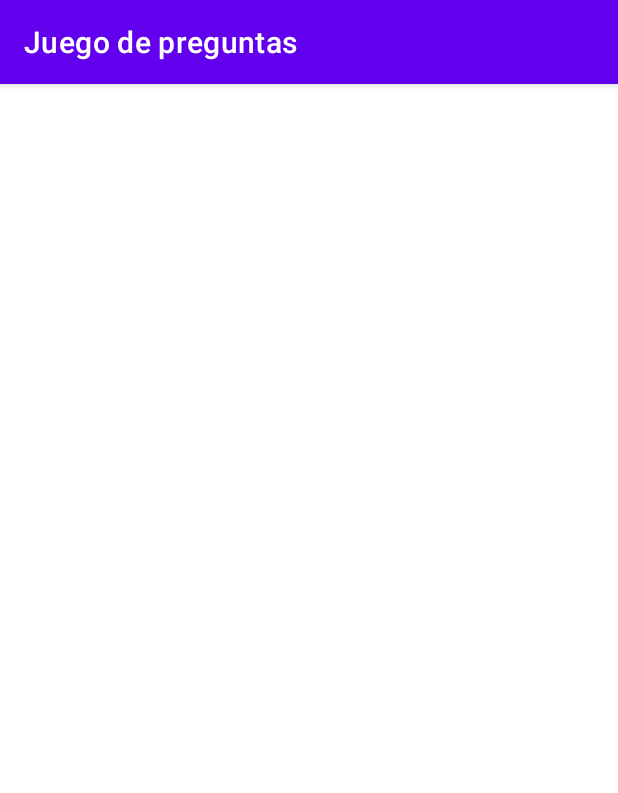
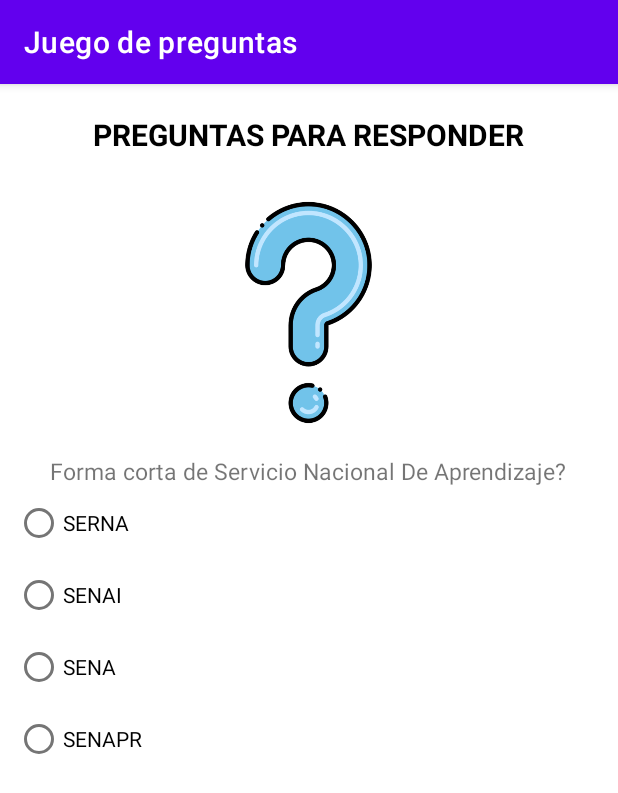
Before and after one commit to felipe3-A/JuegodePreguntas, an Android app: the MainActivity5 screen opened directly, with no data from a screen before it, on a phone screen of 412 x 824 dp. Shown: the top 793 px of the screen. Run offline under Robolectric (Android 15) with nearby library versions, the phone set to English and light mode, and no system bars.

Commit message:
LISTO PERO SIN SONIDO

```diff
--- a/app/src/main/AndroidManifest.xml
+++ b/app/src/main/AndroidManifest.xml
@@ -11,6 +11,9 @@
         android:supportsRtl="true"
         android:theme="@style/Theme.JuegoDePreguntas"
         tools:targetApi="31">
+        <activity
+            android:name=".MainActivity6"
+            android:exported="false" />
         <activity
             android:name=".MainActivity5"
             android:exported="false" />
--- a/app/src/main/java/com/felipe/juegodepreguntas/MainActivity.java
+++ b/app/src/main/java/com/felipe/juegodepreguntas/MainActivity.java
@@ -42,14 +42,16 @@
                     //El toates un tipo de alert para movil en este caso avisa si la casilla marcada es coorecta o no
                     case R.id.res1:
                         Toast.makeText(MainActivity.this, "Incorrecto", Toast.LENGTH_SHORT).show();
+                        break;
                     case R.id.res2:
                         Toast.makeText(MainActivity.this, "¡Correcto!", Toast.LENGTH_SHORT).show();
                         //Si seleciona esta respuesta lo dirige la siguiente Vista
                         Intent intent = new Intent(MainActivity.this,MainActivity2.class);
                         startActivity(intent);
-
+break;
                     case R.id.res3:
                         Toast.makeText(MainActivity.this, "Incorrecto", Toast.LENGTH_SHORT).show();
+                        break;
                     case R.id.res4:
                         Toast.makeText(MainActivity.this, "Incorrecto", Toast.LENGTH_SHORT).show();
                         break;
--- a/app/src/main/java/com/felipe/juegodepreguntas/MainActivity2.java
+++ b/app/src/main/java/com/felipe/juegodepreguntas/MainActivity2.java
@@ -41,12 +41,13 @@
                         Toast.makeText(MainActivity2.this, "Correcto x2", Toast.LENGTH_SHORT).show();
                         Intent intent = new Intent(MainActivity2.this,MainActivity3.class);
                         startActivity(intent);
+                        break;
                     case R.id.res22:
                         Toast.makeText(MainActivity2.this, "InCorrecto", Toast.LENGTH_SHORT).show();
-
+break;
                     case R.id.res32:
                         Toast.makeText(MainActivity2.this, "InCorrecto", Toast.LENGTH_SHORT).show();
-
+break;
                     case R.id.res42:
                         Toast.makeText(MainActivity2.this, "InCorrecto", Toast.LENGTH_SHORT).show();
 
--- a/app/src/main/java/com/felipe/juegodepreguntas/MainActivity3.java
+++ b/app/src/main/java/com/felipe/juegodepreguntas/MainActivity3.java
@@ -34,11 +34,13 @@
                 switch (i){
                     case R.id.res13:
                         Toast.makeText(MainActivity3.this, "Incorrecto", Toast.LENGTH_SHORT).show();
+                        break;
                     case R.id.res23:
                         Toast.makeText(MainActivity3.this, "¡Incorrecto!", Toast.LENGTH_SHORT).show();
-
+                          break;
                     case R.id.res33:
                         Toast.makeText(MainActivity3.this, "Incorrecto", Toast.LENGTH_SHORT).show();
+                        break;
                     case R.id.res43:
                         Toast.makeText(MainActivity3.this, "Correcto", Toast.LENGTH_SHORT).show();
                         //Si seleciona esta respuesta lo dirige la siguiente Vista
--- a/app/src/main/java/com/felipe/juegodepreguntas/MainActivity5.java
+++ b/app/src/main/java/com/felipe/juegodepreguntas/MainActivity5.java
@@ -2,13 +2,53 @@
 
 import androidx.appcompat.app.AppCompatActivity;
 
+import android.content.Intent;
 import android.os.Bundle;
+import android.widget.RadioButton;
+import android.widget.RadioGroup;
+import android.widget.Toast;
 
 public class MainActivity5 extends AppCompatActivity {
+    RadioGroup grupo5;
+    RadioButton res1_p5;
+    RadioButton res2_p5;
+    RadioButton res3_p5;
+    RadioButton res4_p5;
 
     @Override
     protected void onCreate(Bundle savedInstanceState) {
         super.onCreate(savedInstanceState);
         setContentView(R.layout.activity_main5);
+        referenciar();
+    }
+
+    private void referenciar() {
+        grupo5=findViewById(R.id.grupopregunta5);
+        res1_p5=findViewById(R.id.res15);
+        res2_p5=findViewById(R.id.res25);
+        res3_p5=findViewById(R.id.res35);
+        res4_p5=findViewById(R.id.res45);
+
+        grupo5.setOnCheckedChangeListener(new RadioGroup.OnCheckedChangeListener() {
+            @Override
+            public void onCheckedChanged(RadioGroup radioGroup, int i) {
+                switch (i){
+                    case R.id.res15:
+                        Toast.makeText(MainActivity5.this, "Incorrecto", Toast.LENGTH_SHORT).show();
+                    break;
+                        case R.id.res25:
+                        Toast.makeText(MainActivity5.this, "Incorrecto", Toast.LENGTH_SHORT).show();
+                    break;
+                        case  R.id.res35:
+                        Toast.makeText(MainActivity5.this, "Correcto", Toast.LENGTH_SHORT).show();
+                        Intent fin = new Intent(MainActivity5.this,MainActivity6.class);
+                        startActivity(fin);
+                        break;
+                        case R.id.res45:
+                        Toast.makeText(MainActivity5.this, "Incorrecto", Toast.LENGTH_SHORT).show();
+                break;
+                }
+            }
+        });
     }
 }
--- a/app/src/main/res/layout/activity_main5.xml
+++ b/app/src/main/res/layout/activity_main5.xml
@@ -4,6 +4,65 @@
     xmlns:tools="http://schemas.android.com/tools"
     android:layout_width="match_parent"
     android:layout_height="match_parent"
+    android:orientation="vertical"
     tools:context=".MainActivity5">
+    <TextView
+        android:layout_width="wrap_content"
+        android:layout_height="wrap_content"
+        android:text="@string/app_questions"
+        android:layout_gravity="center"
+        android:textSize="20sp"
+        android:layout_marginTop="20dp"
+        android:textStyle="bold"
+        android:textColor="@color/black"/>
+    <ImageView
+        android:layout_width="250dp"
+        android:layout_height="150dp"
+        android:layout_gravity="center"
+        android:layout_marginTop="30dp"
+        android:src="@drawable/img_4"/>
+    <TextView
+        android:layout_width="wrap_content"
+        android:layout_height="wrap_content"
+        android:text="@string/app_questions5"
+        android:layout_gravity="center"
+        android:layout_marginTop="20dp"
+        android:textSize="15sp"/>
+
+
+    <RadioGroup
+        android:id="@+id/grupopregunta5"
+        android:layout_width="289dp"
+        android:layout_height="wrap_content"
+        android:orientation="vertical">
+
+        <RadioButton
+            android:id="@+id/res15"
+            android:layout_width="wrap_content"
+            android:layout_height="wrap_content"
+            android:layout_marginStart="10dp"
+            android:text="SERNA" />
+
+        <RadioButton
+            android:id="@+id/res25"
+            android:layout_width="wrap_content"
+            android:layout_height="wrap_content"
+            android:layout_marginStart="10dp"
+            android:text="SENAI" />
+
+        <RadioButton
+            android:id="@+id/res35"
+            android:layout_width="wrap_content"
+            android:layout_height="wrap_content"
+            android:layout_marginStart="10dp"
+            android:text="SENA" />
+
+        <RadioButton
+            android:id="@+id/res45"
+            android:layout_width="wrap_content"
+            android:layout_height="wrap_content"
+            android:layout_marginStart="10dp"
+            android:text="SENAPR" />
+    </RadioGroup>
 
 </LinearLayout>
--- a/app/src/main/res/values/strings.xml
+++ b/app/src/main/res/values/strings.xml
@@ -27,5 +27,6 @@
     <string name="_1987">1987</string>
     <string name="_2012">2012</string>
     <string name="_1900">1900</string>
+    <string name="muy_bien">Muy bien</string>
 
 </resources>
```
Also changed, not shown: app/src/main/java/com/felipe/juegodepreguntas/MainActivity4.java (+7 -4 lines), app/src/main/java/com/felipe/juegodepreguntas/MainActivity6.java (added, +14 -0 lines), app/src/main/res/layout/activity_main6.xml (added, +15 -0 lines).
